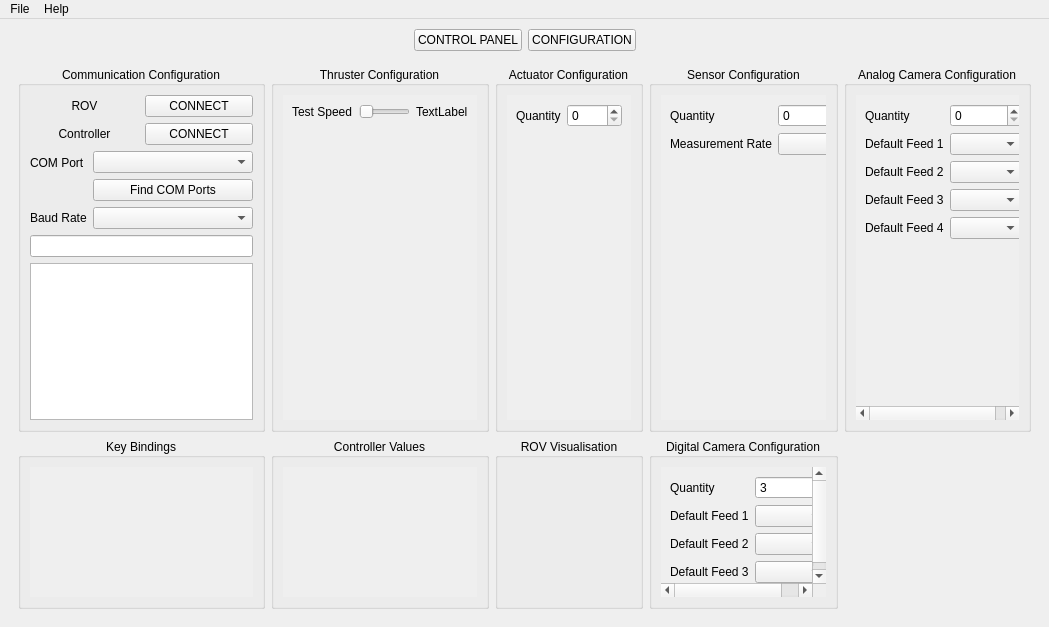
This is gui.ui in AvalonROV/ROV_SW_GUI_2020 as Qt 5 draws it before an edit. The edited form follows.
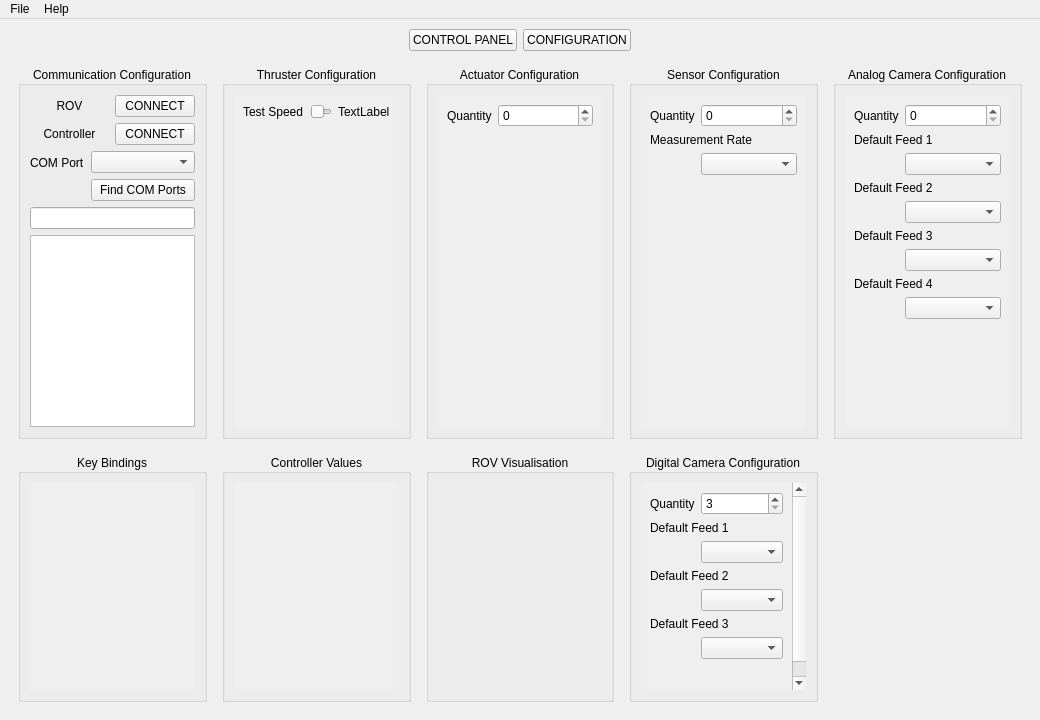
This is the edited form. The open tabs and pages were chosen to show the change.

Commit message: Added row colouring to the configuration tab. For example, the settings for each thruster are grouped into a coloured box to make it clearer which thruster the settings are assigned to.

```diff
--- a/gui.ui
+++ b/gui.ui
@@ -6,8 +6,8 @@
    <rect>
     <x>0</x>
     <y>0</y>
-    <width>1049</width>
-    <height>627</height>
+    <width>1040</width>
+    <height>720</height>
    </rect>
   </property>
   <property name="windowTitle">
@@ -1149,7 +1149,10 @@
       <widget class="QWidget" name="page_2">
        <layout class="QGridLayout" name="gridLayout_2">
         <item row="0" column="0">
-         <layout class="QGridLayout" name="gridLayout_9">
+         <layout class="QGridLayout" name="gridLayout_9" rowstretch="1,1" columnstretch="1,1,1,1,1">
+          <property name="spacing">
+           <number>15</number>
+          </property>
           <item row="0" column="4">
            <widget class="QGroupBox" name="group_box_camera_config">
             <property name="title">
@@ -1180,8 +1183,8 @@
                  <rect>
                   <x>0</x>
                   <y>0</y>
-                  <width>169</width>
-                  <height>336</height>
+                  <width>174</width>
+                  <height>319</height>
                  </rect>
                 </property>
                 <layout class="QGridLayout" name="gridLayout_39">
@@ -1190,6 +1193,9 @@
                  </item>
                  <item row="0" column="0">
                   <layout class="QFormLayout" name="formLayout_13">
+                   <property name="rowWrapPolicy">
+                    <enum>QFormLayout::WrapLongRows</enum>
+                   </property>
                    <item row="0" column="0">
                     <widget class="QLabel" name="numberOfCamerasLabel">
                      <property name="text">
@@ -1299,8 +1305,8 @@
                  <rect>
                   <x>0</x>
                   <y>0</y>
-                  <width>169</width>
-                  <height>149</height>
+                  <width>174</width>
+                  <height>249</height>
                  </rect>
                 </property>
                 <layout class="QGridLayout" name="gridLayout_44">
@@ -1322,6 +1328,9 @@
                  </item>
                  <item row="0" column="0">
                   <layout class="QFormLayout" name="formLayout_15">
+                   <property name="rowWrapPolicy">
+                    <enum>QFormLayout::WrapLongRows</enum>
+                   </property>
                    <item row="0" column="0">
                     <widget class="QLabel" name="numberOfCamerasLabel_2">
                      <property name="text">
@@ -1436,6 +1445,9 @@
              </item>
              <item row="1" column="0">
               <layout class="QFormLayout" name="formLayout_7">
+               <property name="rowWrapPolicy">
+                <enum>QFormLayout::WrapLongRows</enum>
+               </property>
                <item row="0" column="0">
                 <widget class="QLabel" name="cOMPortLabel">
                  <property name="text">
@@ -1443,16 +1455,6 @@
                  </property>
                 </widget>
                </item>
-               <item row="1" column="0">
-                <widget class="QLabel" name="baudRateLabel">
-                 <property name="text">
-                  <string>Baud Rate</string>
-                 </property>
-                </widget>
-               </item>
-               <item row="1" column="1">
-                <widget class="QComboBox" name="config_baud_rate_list"/>
-               </item>
                <item row="0" column="1">
                 <layout class="QGridLayout" name="gridLayout_32">
                  <item row="0" column="0">
@@ -1533,13 +1535,17 @@
                  <rect>
                   <x>0</x>
                   <y>0</y>
-                  <width>223</width>
-                  <height>149</height>
+                  <width>174</width>
+                  <height>249</height>
                  </rect>
                 </property>
                 <layout class="QGridLayout" name="gridLayout_27">
                  <item row="0" column="0">
-                  <layout class="QFormLayout" name="config_controller_form"/>
+                  <layout class="QFormLayout" name="config_controller_form">
+                   <property name="rowWrapPolicy">
+                    <enum>QFormLayout::WrapLongRows</enum>
+                   </property>
+                  </layout>
                  </item>
                 </layout>
                </widget>
@@ -1584,13 +1590,20 @@
                  <rect>
                   <x>0</x>
                   <y>0</y>
-                  <width>256</width>
-                  <height>149</height>
+                  <width>174</width>
+                  <height>249</height>
                  </rect>
                 </property>
                 <layout class="QGridLayout" name="gridLayout_17">
                  <item row="0" column="0">
-                  <layout class="QFormLayout" name="config_keybindings_form"/>
+                  <layout class="QFormLayout" name="config_keybindings_form">
+                   <property name="rowWrapPolicy">
+                    <enum>QFormLayout::WrapLongRows</enum>
+                   </property>
+                   <property name="labelAlignment">
+                    <set>Qt::AlignCenter</set>
+                   </property>
+                  </layout>
                  </item>
                 </layout>
                </widget>
@@ -1641,8 +1654,8 @@
                  <rect>
                   <x>0</x>
                   <y>0</y>
-                  <width>102</width>
-                  <height>336</height>
+                  <width>174</width>
+                  <height>319</height>
                  </rect>
                 </property>
                 <layout class="QGridLayout" name="gridLayout_23">
@@ -1664,6 +1677,9 @@
                  </item>
                  <item row="0" column="0">
                   <layout class="QFormLayout" name="formLayout_2">
+                   <property name="rowWrapPolicy">
+                    <enum>QFormLayout::WrapLongRows</enum>
+                   </property>
                    <item row="0" column="1">
                     <widget class="QSpinBox" name="config_actuators_number">
                      <property name="maximum">
@@ -1729,8 +1745,8 @@
                  <rect>
                   <x>0</x>
                   <y>0</y>
-                  <width>169</width>
-                  <height>336</height>
+                  <width>174</width>
+                  <height>319</height>
                  </rect>
                 </property>
                 <layout class="QGridLayout" name="gridLayout_20">
@@ -1749,6 +1765,9 @@
                  </item>
                  <item row="0" column="0">
                   <layout class="QFormLayout" name="formLayout_3">
+                   <property name="rowWrapPolicy">
+                    <enum>QFormLayout::WrapLongRows</enum>
+                   </property>
                    <item row="0" column="0">
                     <widget class="QLabel" name="numberOfSensorsLabel">
                      <property name="text">
@@ -1822,8 +1841,8 @@
                  <rect>
                   <x>0</x>
                   <y>0</y>
-                  <width>223</width>
-                  <height>336</height>
+                  <width>174</width>
+                  <height>319</height>
                  </rect>
                 </property>
                 <layout class="QGridLayout" name="gridLayout_15">
@@ -1838,6 +1857,12 @@
                    </item>
                    <item>
                     <widget class="QSlider" name="config_thruster_test_speed">
+                     <property name="sizePolicy">
+                      <sizepolicy hsizetype="Preferred" vsizetype="Fixed">
+                       <horstretch>0</horstretch>
+                       <verstretch>0</verstretch>
+                      </sizepolicy>
+                     </property>
                      <property name="orientation">
                       <enum>Qt::Horizontal</enum>
                      </property>
@@ -1888,7 +1913,7 @@
     <rect>
      <x>0</x>
      <y>0</y>
-     <width>1049</width>
+     <width>1040</width>
      <height>21</height>
     </rect>
    </property>
```
Left out of the diff: 36 changed lines with no effect on the pictures. The commit also changes 4 other files.
